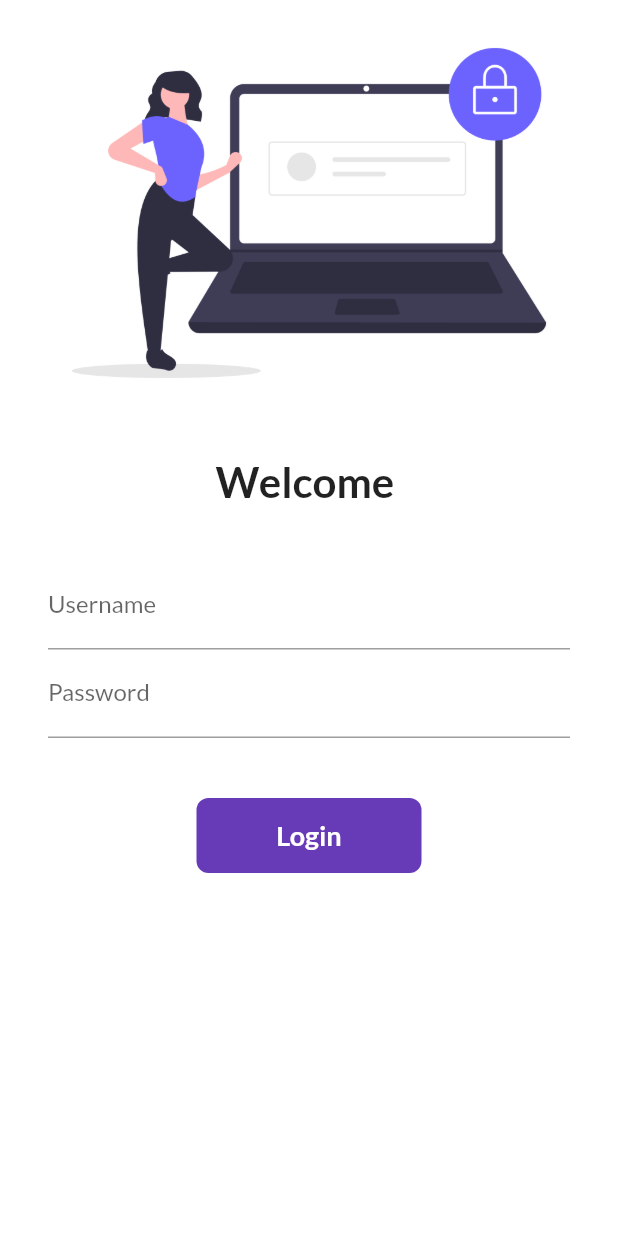
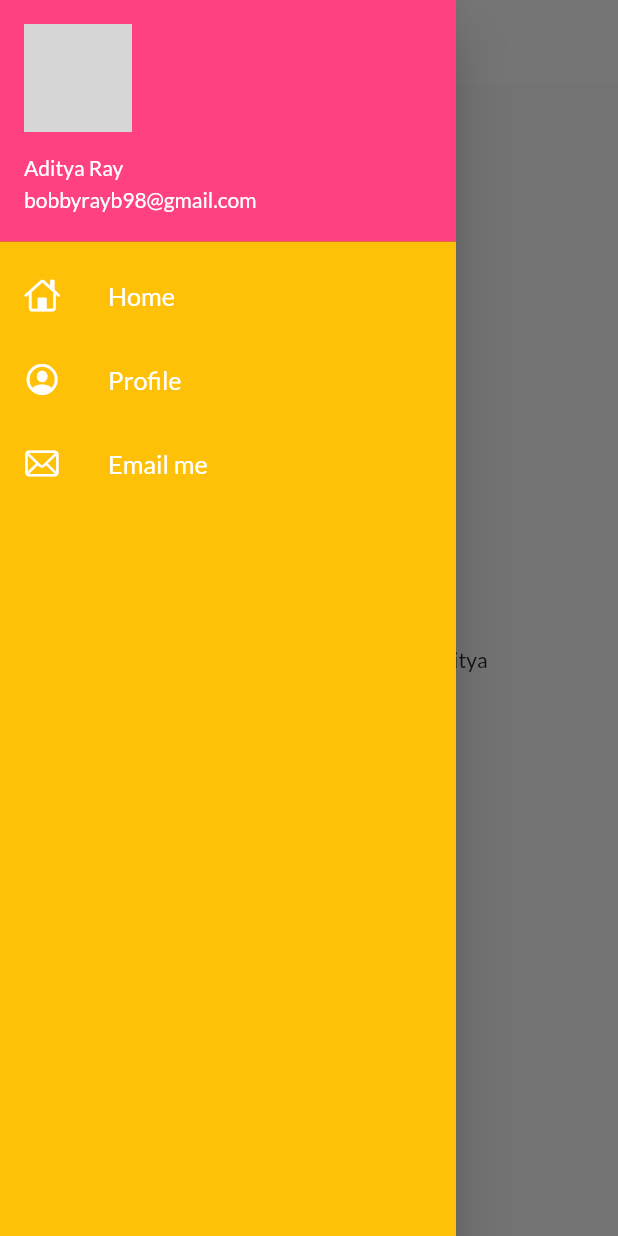
Before and after one commit to aditya4455/30daysofflutter, a Flutter app: the screen it shows after launch, with the side drawer open (before the commit the screen has no drawer), on a phone screen of 412 x 824 dp. Run offline on Flutter 3.47's test engine with Material 2 defaults, Android fonts, the phone set to English and light mode, and no system bars; our stand-ins replace google_fonts; network calls fail; grey boxes are pictures that could not be loaded.

Commit message:
themes extracted

```diff
--- a/lib/main.dart
+++ b/lib/main.dart
@@ -2,7 +2,7 @@ import "package:flutter/material.dart";
 import 'package:flutter_catalog/pages/home_page.dart';
 import 'package:flutter_catalog/pages/login_page.dart';
 import 'package:flutter_catalog/utils/routes.dart';
-import 'package:google_fonts/google_fonts.dart';
+import 'package:flutter_catalog/widgets/themes.dart';
 
 void main() {
   runApp(MyApp());
@@ -15,12 +15,10 @@ class MyApp extends StatelessWidget {
   Widget build(BuildContext context) {
     return MaterialApp(
       themeMode: ThemeMode.light,
-      theme: ThemeData(
-          primarySwatch: Colors.deepPurple,
-          fontFamily: GoogleFonts.lato().fontFamily,
-      ),
-      darkTheme: ThemeData(brightness: Brightness.dark),
-      initialRoute: "/",
+      theme: MyTheme.lightTheme(context),
+      darkTheme: MyTheme.darkTheme(context),
+      debugShowCheckedModeBanner: false,
+      initialRoute: MyRoutes.homeRoute,
       routes: {
         "/": (context) => LoginPage(),
         MyRoutes.homeRoute : (context) => HomePage(),
--- a/lib/pages/home_page.dart
+++ b/lib/pages/home_page.dart
@@ -1,4 +1,5 @@
 import 'package:flutter/material.dart';
+import 'package:flutter_catalog/widgets/drawer.dart';
 
 class HomePage extends StatelessWidget {
   int days = 30;
@@ -8,14 +9,21 @@ class HomePage extends StatelessWidget {
   Widget build(BuildContext context) {
     return Scaffold(
       appBar: AppBar(
-        title: Text("Catalog App"),
-      ),
+        title: Text(
+          "Catalog App",
+          style: TextStyle(
+            color: Colors.black,
+            fontWeight: FontWeight.bold,
+            ),
+           ),
+        centerTitle: true,
+        ),
       body: Center(
         child: Container(
           child: Text("welcome to $days days of flutter by $name"),
         ),
       ),
-      drawer: Drawer(),
+      drawer: MyDrawer(),
     );
   }
 }
--- /dev/null
+++ b/lib/widgets/drawer.dart
@@ -0,0 +1,49 @@
+import 'package:flutter/cupertino.dart';
+import "package:flutter/material.dart";
+
+class MyDrawer extends StatelessWidget {
+  const MyDrawer({Key? key}) : super(key: key);
+
+  @override
+  Widget build(BuildContext context) {
+    final imageUrl =
+        "https://www.rollingstone.com/wp-content/uploads/2018/06/xxxtentacion-legacy-46d1d3ca-6512-453f-817d-d39ac30d3af9.jpg?resize=1800,1200&w=1200";
+    return Drawer(
+      child: Container(
+        color: Colors.amber,
+        child: ListView(
+          padding: EdgeInsets.zero,
+          children: [
+            DrawerHeader(
+              padding: EdgeInsets.zero,
+              child: UserAccountsDrawerHeader(
+                margin: EdgeInsets.zero,
+                decoration: BoxDecoration(color: Colors.pinkAccent),
+                accountName: Text("Aditya Ray"),
+                accountEmail: Text("bobbyrayb98@gmail.com"),
+                currentAccountPicture: CircleAvatar(
+                  backgroundImage: NetworkImage(imageUrl),
+                ),
+              ),
+            ),
+            ListTile(
+              leading: Icon(CupertinoIcons.home,color: Colors.white),
+              title: Text("Home",textScaleFactor: 1.2,style: TextStyle(color: Colors.white),
+              ),
+            ),
+            ListTile(
+              leading: Icon(CupertinoIcons.profile_circled,color: Colors.white),
+              title: Text("Profile",textScaleFactor: 1.2,style: TextStyle(color: Colors.white),
+              ),
+            ),
+            ListTile(
+              leading: Icon(CupertinoIcons.mail,color: Colors.white),
+              title: Text("Email me",textScaleFactor: 1.2,style: TextStyle(color: Colors.white),
+              ),
+            )
+          ],
+        ),
+      ),
+    );
+  }
+}
--- /dev/null
+++ b/lib/widgets/themes.dart
@@ -0,0 +1,20 @@
+import 'package:flutter/material.dart';
+import 'package:google_fonts/google_fonts.dart';
+
+class MyTheme {
+  static ThemeData lightTheme(BuildContext context) => ThemeData(
+      primarySwatch: Colors.deepPurple,
+      fontFamily: GoogleFonts.lato().fontFamily,
+      appBarTheme: AppBarTheme(
+        color: Colors.white,
+        elevation: 0.0,
+        iconTheme: IconThemeData(color: Colors.black),
+        // ignore: deprecated_member_use
+        textTheme: Theme.of(context).textTheme,
+      ));
+
+
+    static ThemeData darkTheme(BuildContext context) => ThemeData(
+      brightness: Brightness.dark,
+      );
+}
```
Also changed, not shown: lib/pages/login_page.dart (+39 -20 lines).
